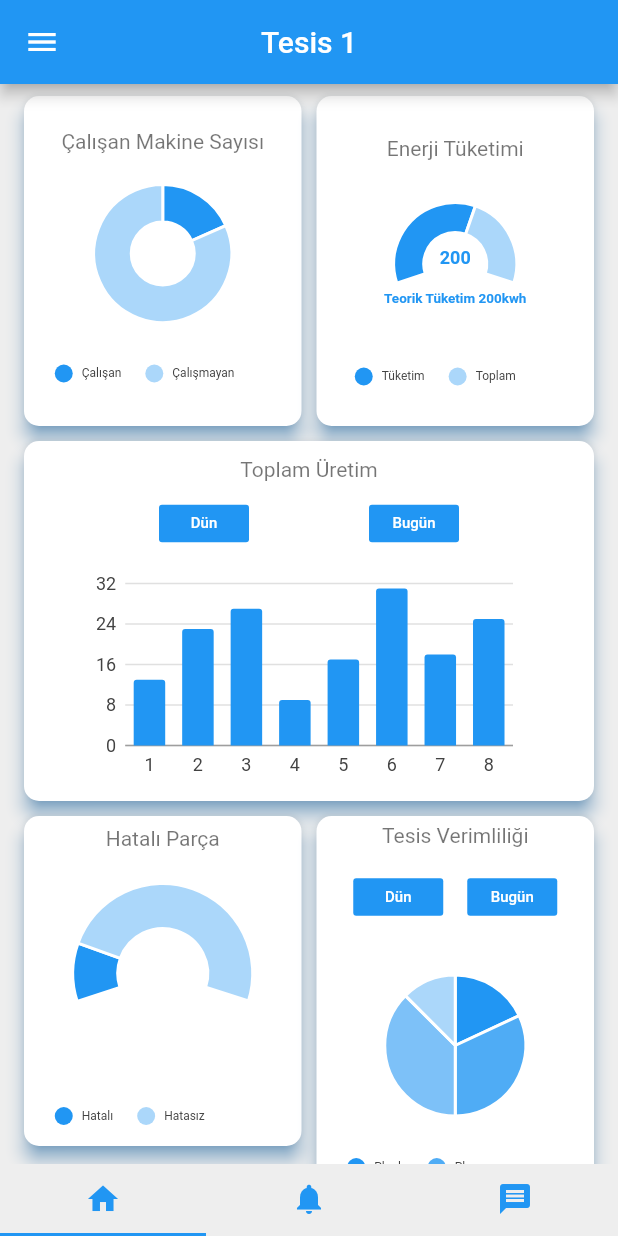
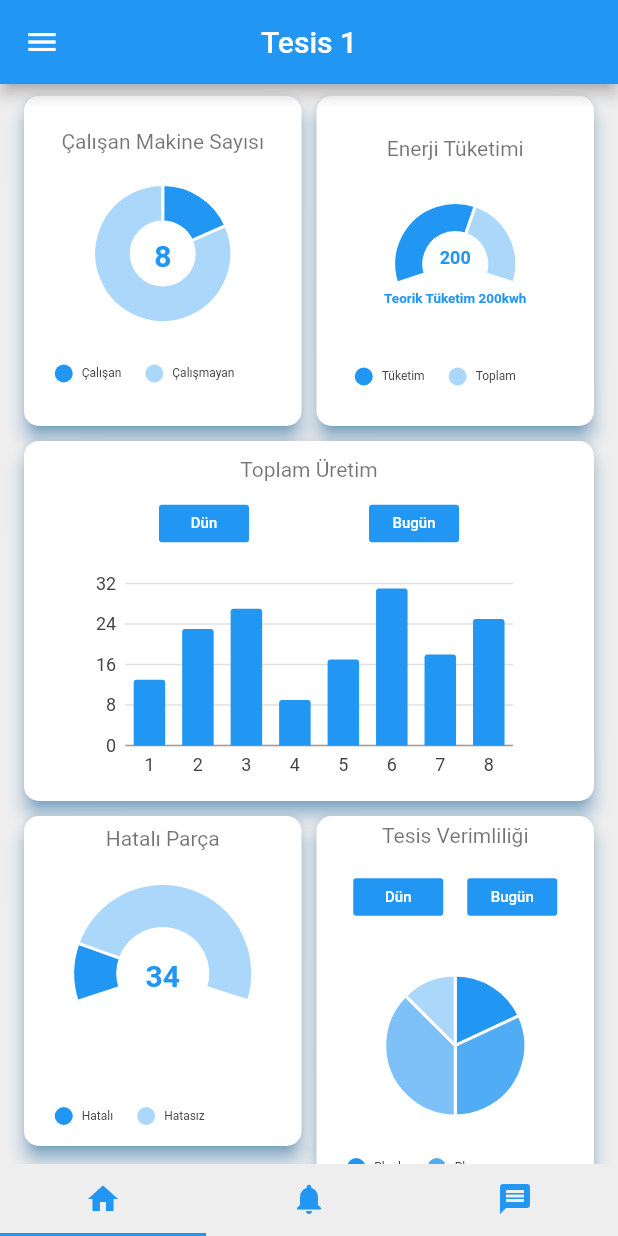
Before and after one commit to ayberkbozkus/flatform, a Flutter app: the screen it shows after launch, after a tap on "Giriş", on a phone screen of 412 x 824 dp. Run offline on Flutter 3.47's test engine with Material 2 defaults, Android fonts, the light colour scheme and no system bars; our stand-ins replace charts_flutter; accounts and stored records are empty; network calls fail.

Commit message:
add chart center text

```diff
--- a/lib/screens/NavBar.dart
+++ b/lib/screens/NavBar.dart
@@ -206,7 +206,7 @@ class _HomePageState extends State<HomePage> with TickerProviderStateMixin {
             )
           ],
         );
-        gaugechartdisplay = charts.PieChart(
+        gaugechartdisplay = Stack(children : [charts.PieChart(
           gseries,
           animationDuration: Duration(microseconds: 2000),
           defaultRenderer: new charts.ArcRendererConfig(
@@ -222,7 +222,19 @@ class _HomePageState extends State<HomePage> with TickerProviderStateMixin {
               ),
             )
           ],
-        );
+        ),Center(
+        child: Container(
+          margin: EdgeInsets.only(bottom:25),
+          child: Text(
+            "34",
+            style: TextStyle(
+              fontSize: 20.0,
+              color: Colors.blue,
+              fontWeight: FontWeight.bold
+            ),
+          ),
+        ),
+      ),]);
         gaugechartdisplayenergy = Stack(
                   children: [ charts.PieChart(
             eseries,
@@ -268,7 +280,7 @@ class _HomePageState extends State<HomePage> with TickerProviderStateMixin {
       ),
           ],
         );
-        donutchartdisplay = charts.PieChart(
+        donutchartdisplay = Stack(children:[charts.PieChart(
           dseries,
           animationDuration: Duration(microseconds: 2000),
           defaultRenderer: new charts.ArcRendererConfig(
@@ -282,7 +294,20 @@ class _HomePageState extends State<HomePage> with TickerProviderStateMixin {
               ),
             ),
           ],
-        );
+        ),
+        Center(
+        child: Container(
+          margin: EdgeInsets.only(bottom:25),
+          child: Text(
+            "8",
+            style: TextStyle(
+              fontSize: 20.0,
+              color: Colors.blue,
+              fontWeight: FontWeight.bold
+            ),
+          ),
+        ),
+      )]);
       },
     );
     super.initState();
```
